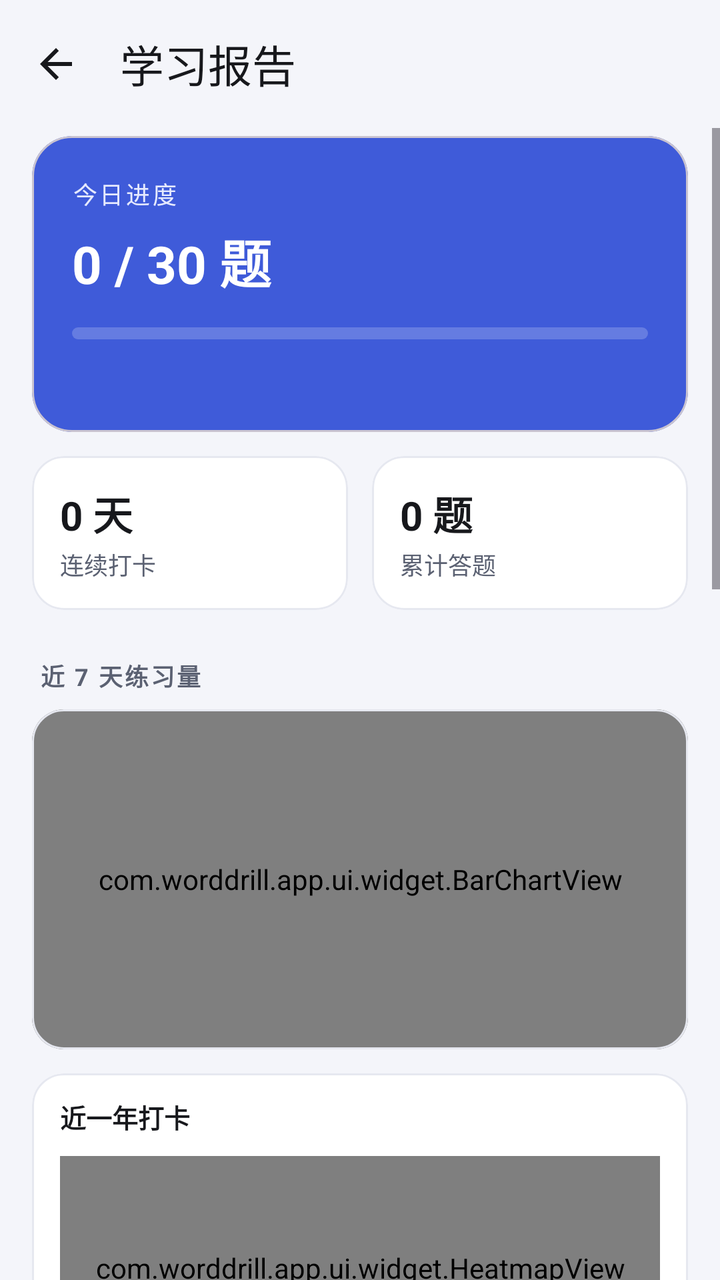
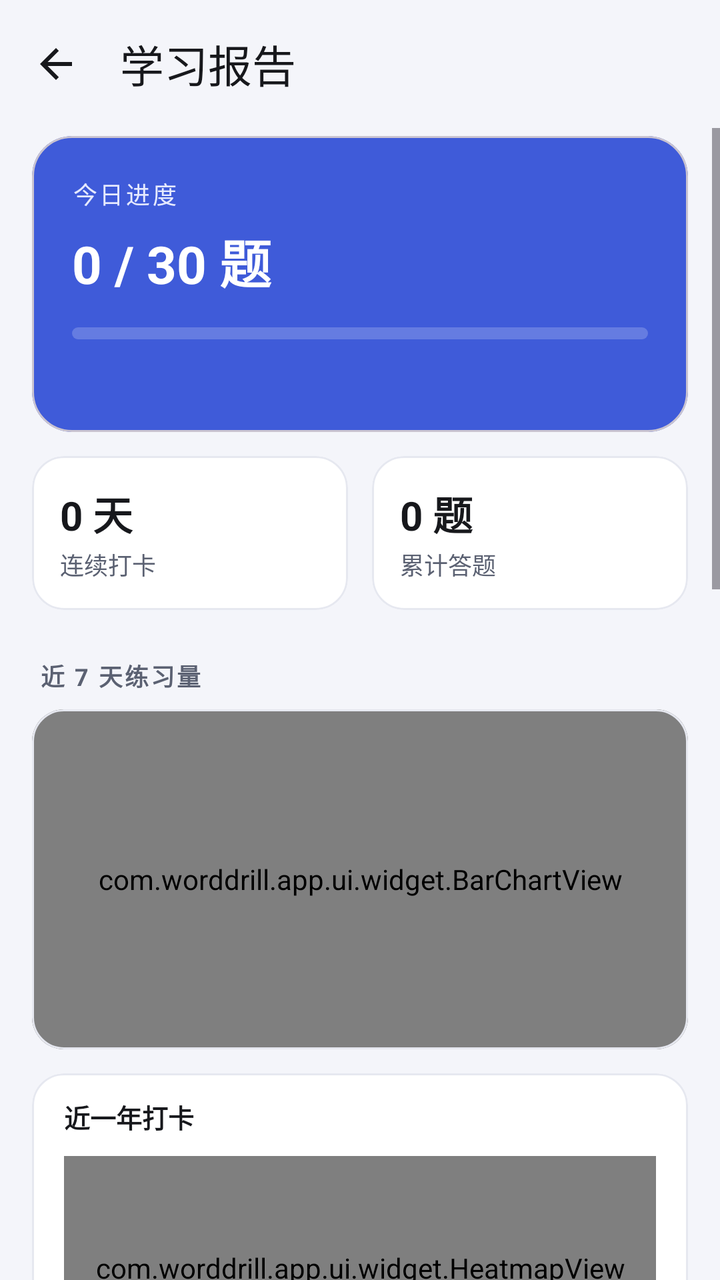

The first picture is an Android layout as it rendered before a commit; the second is the same layout after the commit. The layout source and the unified diff follow.
<!-- AndroidManifest.xml: application theme Theme.WordDrill -->
<!-- res/layout/activity_report.xml -->
<?xml version="1.0" encoding="utf-8"?>
<LinearLayout xmlns:android="http://schemas.android.com/apk/res/android"
    xmlns:app="http://schemas.android.com/apk/res-auto"
    android:id="@+id/root"
    android:layout_width="match_parent"
    android:layout_height="match_parent"
    android:background="@color/bg"
    android:orientation="vertical">

    <com.google.android.material.appbar.MaterialToolbar
        android:id="@+id/toolbar"
        style="@style/Toolbar.WordDrill"
        android:layout_width="match_parent"
        android:layout_height="?attr/actionBarSize"
        app:navigationIcon="@drawable/ic_arrow_back"
        app:title="@string/title_report" />

    <ScrollView
        android:layout_width="match_parent"
        android:layout_height="0dp"
        android:layout_weight="1"
        android:fillViewport="true">

        <LinearLayout
            android:layout_width="match_parent"
            android:layout_height="wrap_content"
            android:orientation="vertical"
            android:paddingStart="16dp"
            android:paddingTop="4dp"
            android:paddingEnd="16dp"
            android:paddingBottom="24dp">

            <com.google.android.material.card.MaterialCardView
                android:layout_width="match_parent"
                android:layout_height="wrap_content"
                app:cardBackgroundColor="@color/hero_bg"
                app:cardCornerRadius="20dp"
                app:cardElevation="0dp">

                <LinearLayout
                    android:layout_width="match_parent"
                    android:layout_height="wrap_content"
                    android:orientation="vertical"
                    android:padding="20dp">

                    <TextView
                        android:layout_width="wrap_content"
                        android:layout_height="wrap_content"
                        android:letterSpacing="0.1"
                        android:text="@string/report_today"
                        android:textColor="@color/hero_sub"
                        android:textSize="12sp" />

                    <TextView
                        android:id="@+id/tvToday"
                        style="@style/Text.Hero"
                        android:layout_width="wrap_content"
                        android:layout_height="wrap_content"
                        android:layout_marginTop="6dp"
                        android:text="0 / 30 题" />

                    <com.google.android.material.progressindicator.LinearProgressIndicator
                        android:id="@+id/pbToday"
                        android:layout_width="match_parent"
                        android:layout_height="wrap_content"
                        android:layout_marginTop="14dp"
                        app:indicatorColor="@color/white"
                        app:trackColor="#33FFFFFF"
                        app:trackCornerRadius="3dp"
                        app:trackStopIndicatorSize="0dp"
                        app:trackThickness="6dp" />

                    <TextView
                        android:id="@+id/tvTodaySub"
                        android:layout_width="wrap_content"
                        android:layout_height="wrap_content"
                        android:layout_marginTop="10dp"
                        android:textColor="@color/hero_sub"
                        android:textSize="12sp" />
                </LinearLayout>
            </com.google.android.material.card.MaterialCardView>

            <LinearLayout
                android:layout_width="match_parent"
                android:layout_height="wrap_content"
                android:layout_marginTop="12dp"
                android:baselineAligned="false"
                android:orientation="horizontal">

                <com.google.android.material.card.MaterialCardView
                    android:layout_width="0dp"
                    android:layout_height="wrap_content"
                    android:layout_marginEnd="6dp"
                    android:layout_weight="1"
                    app:cardBackgroundColor="@color/surface"
                    app:cardCornerRadius="16dp"
                    app:cardElevation="0dp"
                    app:strokeColor="@color/divider"
                    app:strokeWidth="1dp">

                    <LinearLayout
                        android:layout_width="match_parent"
                        android:layout_height="wrap_content"
                        android:orientation="vertical"
                        android:padding="14dp">

                        <TextView
                            android:id="@+id/tvStreak"
                            android:layout_width="wrap_content"
                            android:layout_height="wrap_content"
                            android:text="0 天"
                            android:textColor="@color/text_primary"
                            android:textSize="20sp"
                            android:textStyle="bold" />

                        <TextView
                            android:layout_width="wrap_content"
                            android:layout_height="wrap_content"
                            android:layout_marginTop="2dp"
                            android:text="@string/report_streak"
                            android:textColor="@color/text_secondary"
                            android:textSize="12sp" />
                    </LinearLayout>
                </com.google.android.material.card.MaterialCardView>

                <com.google.android.material.card.MaterialCardView
                    android:layout_width="0dp"
                    android:layout_height="wrap_content"
                    android:layout_marginStart="6dp"
                    android:layout_weight="1"
                    app:cardBackgroundColor="@color/surface"
                    app:cardCornerRadius="16dp"
                    app:cardElevation="0dp"
                    app:strokeColor="@color/divider"
                    app:strokeWidth="1dp">

                    <LinearLayout
                        android:layout_width="match_parent"
                        android:layout_height="wrap_content"
                        android:orientation="vertical"
                        android:padding="14dp">

                        <TextView
                            android:id="@+id/tvTotal"
                            android:layout_width="wrap_content"
                            android:layout_height="wrap_content"
                            android:text="0 题"
                            android:textColor="@color/text_primary"
                            android:textSize="20sp"
                            android:textStyle="bold" />

                        <TextView
                            android:layout_width="wrap_content"
                            android:layout_height="wrap_content"
                            android:layout_marginTop="2dp"
                            android:text="@string/report_total"
                            android:textColor="@color/text_secondary"
                            android:textSize="12sp" />
                    </LinearLayout>
                </com.google.android.material.card.MaterialCardView>
            </LinearLayout>

            <TextView
                style="@style/Text.SectionLabel"
                android:layout_width="wrap_content"
                android:layout_height="wrap_content"
                android:layout_marginTop="24dp"
                android:layout_marginStart="4dp"
                android:text="@string/report_week" />

            <com.google.android.material.card.MaterialCardView
                android:layout_width="match_parent"
                android:layout_height="wrap_content"
                android:layout_marginTop="8dp"
                app:cardBackgroundColor="@color/surface"
                app:cardCornerRadius="16dp"
                app:cardElevation="0dp"
                app:strokeColor="@color/divider"
                app:strokeWidth="1dp">

                <com.worddrill.app.ui.widget.BarChartView
                    android:id="@+id/chart"
                    android:layout_width="match_parent"
                    android:layout_height="170dp"
                    android:paddingStart="12dp"
                    android:paddingTop="8dp"
                    android:paddingEnd="12dp"
                    android:paddingBottom="8dp" />
            </com.google.android.material.card.MaterialCardView>

            <com.google.android.material.card.MaterialCardView
                android:layout_width="match_parent"
                android:layout_height="wrap_content"
                android:layout_marginTop="12dp"
                app:cardBackgroundColor="@color/surface"
                app:cardCornerRadius="16dp"
                app:cardElevation="0dp"
                app:strokeColor="@color/divider"
                app:strokeWidth="1dp">

                <LinearLayout
                    android:layout_width="match_parent"
                    android:layout_height="wrap_content"
                    android:orientation="vertical"
                    android:paddingStart="14dp"
                    android:paddingTop="12dp"
                    android:paddingEnd="14dp"
                    android:paddingBottom="12dp">

                    <TextView
                        android:layout_width="wrap_content"
                        android:layout_height="wrap_content"
                        android:text="@string/report_heatmap"
                        android:textColor="@color/text_primary"
                        android:textSize="13sp"
                        android:textStyle="bold" />

                    <com.worddrill.app.ui.widget.HeatmapView
                        android:id="@+id/heatmap"
                        android:layout_width="match_parent"
                        android:layout_height="112dp"
                        android:layout_marginTop="10dp" />
                </LinearLayout>
            </com.google.android.material.card.MaterialCardView>

            <TextView
                android:id="@+id/tvAccuracy"
                android:layout_width="match_parent"
                android:layout_height="wrap_content"
                android:layout_marginTop="10dp"
                android:textColor="@color/text_secondary"
                android:textSize="12sp" />

            <TextView
                style="@style/Text.SectionLabel"
                android:layout_width="wrap_content"
                android:layout_height="wrap_content"
                android:layout_marginTop="24dp"
                android:layout_marginStart="4dp"
                android:text="@string/report_forecast" />

            <com.google.android.material.card.MaterialCardView
                android:layout_width="match_parent"
                android:layout_height="wrap_content"
                android:layout_marginTop="8dp"
                app:cardBackgroundColor="@color/surface"
                app:cardCornerRadius="16dp"
                app:cardElevation="0dp"
                app:strokeColor="@color/divider"
                app:strokeWidth="1dp">

                <LinearLayout
                    android:layout_width="match_parent"
                    android:layout_height="wrap_content"
                    android:orientation="vertical">

                    <com.worddrill.app.ui.widget.LineChartView
                        android:id="@+id/chartForecast"
                        android:layout_width="match_parent"
                        android:layout_height="150dp"
                        android:paddingStart="12dp"
                        android:paddingTop="8dp"
                        android:paddingEnd="12dp"
                        android:paddingBottom="8dp" />

                    <TextView
                        android:id="@+id/tvForecast"
                        android:layout_width="match_parent"
                        android:layout_height="wrap_content"
                        android:paddingStart="16dp"
                        android:paddingEnd="16dp"
                        android:paddingBottom="14dp"
                        android:textColor="@color/text_hint"
                        android:textSize="12sp" />
                </LinearLayout>
            </com.google.android.material.card.MaterialCardView>

            <TextView
                style="@style/Text.SectionLabel"
                android:layout_width="wrap_content"
                android:layout_height="wrap_content"
                android:layout_marginTop="24dp"
                android:layout_marginStart="4dp"
                android:text="@string/report_mastery" />

            <com.google.android.material.card.MaterialCardView
                android:layout_width="match_parent"
                android:layout_height="wrap_content"
                android:layout_marginTop="8dp"
                app:cardBackgroundColor="@color/surface"
                app:cardCornerRadius="16dp"
                app:cardElevation="0dp"
                app:strokeColor="@color/divider"
                app:strokeWidth="1dp">

                <LinearLayout
                    android:layout_width="match_parent"
                    android:layout_height="wrap_content"
                    android:orientation="vertical"
                    android:padding="16dp">

                    <TextView
                        android:id="@+id/tvMasteryTitle"
                        android:layout_width="match_parent"
                        android:layout_height="wrap_content"
                        android:textColor="@color/text_primary"
                        android:textSize="14sp"
                        android:textStyle="bold" />

                    <com.google.android.material.progressindicator.LinearProgressIndicator
                        android:id="@+id/pbMastery"
                        android:layout_width="match_parent"
                        android:layout_height="wrap_content"
                        android:layout_marginTop="12dp"
                        android:max="100"
                        app:trackCornerRadius="4dp"
                        app:trackStopIndicatorSize="0dp"
                        app:trackThickness="10dp" />

                    <TextView
                        android:id="@+id/tvMasteryDetail"
                        android:layout_width="match_parent"
                        android:layout_height="wrap_content"
                        android:layout_marginTop="12dp"
                        android:lineSpacingExtra="3dp"
                        android:textColor="@color/text_secondary"
                        android:textSize="12sp" />
                </LinearLayout>
            </com.google.android.material.card.MaterialCardView>

            <TextView
                style="@style/Text.SectionLabel"
                android:layout_width="wrap_content"
                android:layout_height="wrap_content"
                android:layout_marginTop="24dp"
                android:layout_marginStart="4dp"
                android:text="@string/report_top_wrong" />

            <com.google.android.material.card.MaterialCardView
                android:layout_width="match_parent"
                android:layout_height="wrap_content"
                android:layout_marginTop="8dp"
                app:cardBackgroundColor="@color/surface"
                app:cardCornerRadius="16dp"
                app:cardElevation="0dp"
                app:strokeColor="@color/divider"
                app:strokeWidth="1dp">

                <TextView
                    android:id="@+id/tvTopWrong"
                    android:layout_width="match_parent"
                    android:layout_height="wrap_content"
                    android:lineSpacingExtra="4dp"
                    android:padding="16dp"
                    android:textColor="@color/text_primary"
                    android:textSize="13sp" />
            </com.google.android.material.card.MaterialCardView>

            <TextView
                android:id="@+id/tvModeStats"
                android:layout_width="match_parent"
                android:layout_height="wrap_content"
                android:layout_marginTop="10dp"
                android:lineSpacingExtra="3dp"
                android:textColor="@color/text_secondary"
                android:textSize="12sp" />

            <com.google.android.material.button.MaterialButton
                android:id="@+id/btnShareCard"
                style="@style/Widget.Material3.Button.TonalButton"
                android:layout_width="match_parent"
                android:layout_height="48dp"
                android:layout_marginTop="16dp"
                android:text="@string/action_share_card"
                android:textSize="14sp"
                app:cornerRadius="14dp" />

            <com.google.android.material.button.MaterialButton
                android:id="@+id/btnGoal"
                style="@style/Widget.Material3.Button.OutlinedButton"
                android:layout_width="match_parent"
                android:layout_height="52dp"
                android:layout_marginTop="20dp"
                android:text="@string/action_set_goal"
                app:cornerRadius="14dp" />

            <com.google.android.material.materialswitch.MaterialSwitch
                android:id="@+id/swTts"
                android:layout_width="match_parent"
                android:layout_height="wrap_content"
                android:layout_marginTop="12dp"
                android:minHeight="48dp"
                android:text="@string/setting_tts"
                android:textSize="14sp" />

            <com.google.android.material.button.MaterialButton
                android:id="@+id/btnTestTts"
                style="@style/Widget.Material3.Button.TextButton"
                android:layout_width="match_parent"
                android:layout_height="wrap_content"
                android:text="@string/action_test_tts" />
        </LinearLayout>
    </ScrollView>
</LinearLayout>
<!-- resources referenced by this layout -->
<resources>
  <color name="bg">#F4F5FA</color>
  <color name="divider">#E6E8F0</color>
  <color name="hero_bg">#3F5BD9</color>
  <color name="hero_sub">#E6EAFF</color>
  <color name="surface">#FFFFFF</color>
  <color name="text_hint">#6A7280</color>
  <color name="text_primary">#17181C</color>
  <color name="text_secondary">#5B6172</color>
  <color name="white">#FFFFFF</color>
  <!-- drawable ic_arrow_back (drawable) -->
  <?xml version="1.0" encoding="utf-8"?>
  <vector xmlns:android="http://schemas.android.com/apk/res/android"
      android:width="24dp"
      android:height="24dp"
      android:viewportWidth="24"
      android:viewportHeight="24">
      <path
          android:fillColor="#FFFFFF"
          android:pathData="M20,11H7.83l5.59,-5.59L12,4l-8,8 8,8 1.41,-1.41L7.83,13H20v-2z" />
  </vector>
  <string name="action_set_goal">设置每日目标</string>
  <string name="action_share_card">生成打卡图分享</string>
  <string name="action_test_tts">测试发音</string>
  <string name="report_forecast">未来 7 天复习量</string>
  <string name="report_heatmap">近一年打卡</string>
  <string name="report_mastery">掌握度</string>
  <string name="report_streak">连续打卡</string>
  <string name="report_today">今日进度</string>
  <string name="report_top_wrong">最该复习的词</string>
  <string name="report_total">累计答题</string>
  <string name="report_week">近 7 天练习量</string>
  <string name="setting_tts">练习时自动发音</string>
  <string name="title_report">学习报告</string>
  <style name="Text.Hero" parent="">
          <item name="android:textSize">26sp</item>
          <item name="android:textColor">@color/hero_text</item>
          <item name="android:textStyle">bold</item>
      </style>
  <style name="Text.SectionLabel" parent="">
          <item name="android:textSize">12sp</item>
          <item name="android:textColor">@color/text_secondary</item>
          <item name="android:letterSpacing">0.08</item>
          <item name="android:textStyle">bold</item>
      </style>
  <style name="Toolbar.WordDrill" parent="Widget.Material3.Toolbar">
          <item name="android:background">@color/bg</item>
          <item name="titleTextColor">@color/text_primary</item>
          <item name="subtitleTextColor">@color/text_secondary</item>
          <item name="navigationIconTint">@color/text_primary</item>
      </style>
  <style name="Theme.WordDrill" parent="Theme.Material3.DayNight.NoActionBar">
          <item name="colorPrimary">@color/brand</item>
          <item name="colorOnPrimary">@color/white</item>
          <item name="colorPrimaryContainer">@color/brand_container</item>
          <item name="colorOnPrimaryContainer">@color/brand_dark</item>
          <item name="colorSecondary">@color/accent</item>
          <item name="colorSurface">@color/surface</item>
          <item name="android:colorBackground">@color/bg</item>
          <item name="android:windowBackground">@color/bg</item>
          <item name="android:statusBarColor">@color/bg</item>
          <item name="android:navigationBarColor">@color/bg</item>
          <item name="android:windowLightStatusBar">@bool/light_status_bar</item>
      </style>
  <color name="hero_text">#FFFFFF</color>
  <color name="brand">#3F5BD9</color>
  <color name="brand_container">#E4E9FF</color>
  <color name="brand_dark">#1D2B6B</color>
  <color name="accent">#C97A00</color>
</resources>

<!-- the commit's change to res/layout/activity_report.xml (unified diff, before → after) -->
@@ -108,7 +108,7 @@
                             android:id="@+id/tvStreak"
                             android:layout_width="wrap_content"
                             android:layout_height="wrap_content"
-                            android:text="0 天"
+                            android:text="@string/placeholder_zero_days"
                             android:textColor="@color/text_primary"
                             android:textSize="20sp"
                             android:textStyle="bold" />
@@ -182,9 +182,9 @@
                     android:id="@+id/chart"
                     android:layout_width="match_parent"
                     android:layout_height="170dp"
-                    android:paddingStart="12dp"
+                    android:paddingStart="16dp"
                     android:paddingTop="8dp"
-                    android:paddingEnd="12dp"
+                    android:paddingEnd="16dp"
                     android:paddingBottom="8dp" />
             </com.google.android.material.card.MaterialCardView>
 
@@ -202,9 +202,9 @@
                     android:layout_width="match_parent"
                     android:layout_height="wrap_content"
                     android:orientation="vertical"
-                    android:paddingStart="14dp"
+                    android:paddingStart="16dp"
                     android:paddingTop="12dp"
-                    android:paddingEnd="14dp"
+                    android:paddingEnd="16dp"
                     android:paddingBottom="12dp">
 
                     <TextView
@@ -258,9 +258,9 @@
                         android:id="@+id/chartForecast"
                         android:layout_width="match_parent"
                         android:layout_height="150dp"
-                        android:paddingStart="12dp"
+                        android:paddingStart="16dp"
                         android:paddingTop="8dp"
-                        android:paddingEnd="12dp"
+                        android:paddingEnd="16dp"
                         android:paddingBottom="8dp" />
 
                     <TextView
<!-- resource entries referenced after the edit -->
@@ -23,6 +23,7 @@
   <string name="action_set_goal">设置每日目标</string>
   <string name="action_share_card">生成打卡图分享</string>
   <string name="action_test_tts">测试发音</string>
+  <string name="placeholder_zero_days">0 天</string>
   <string name="report_forecast">未来 7 天复习量</string>
   <string name="report_heatmap">近一年打卡</string>
   <string name="report_mastery">掌握度</string>
